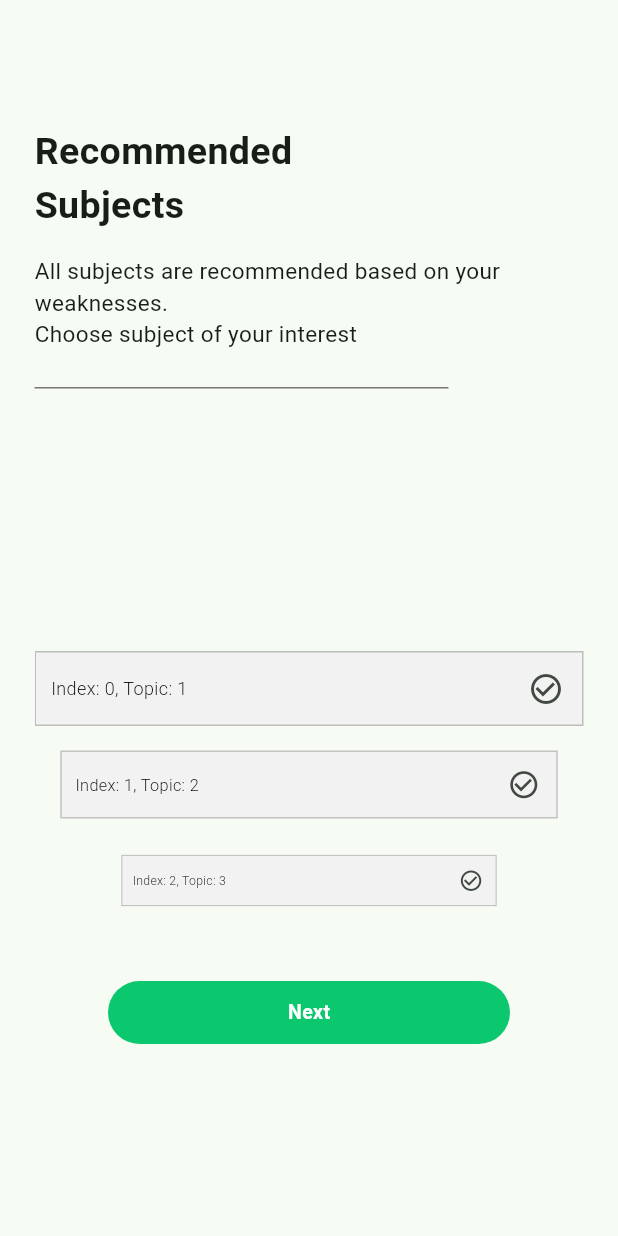
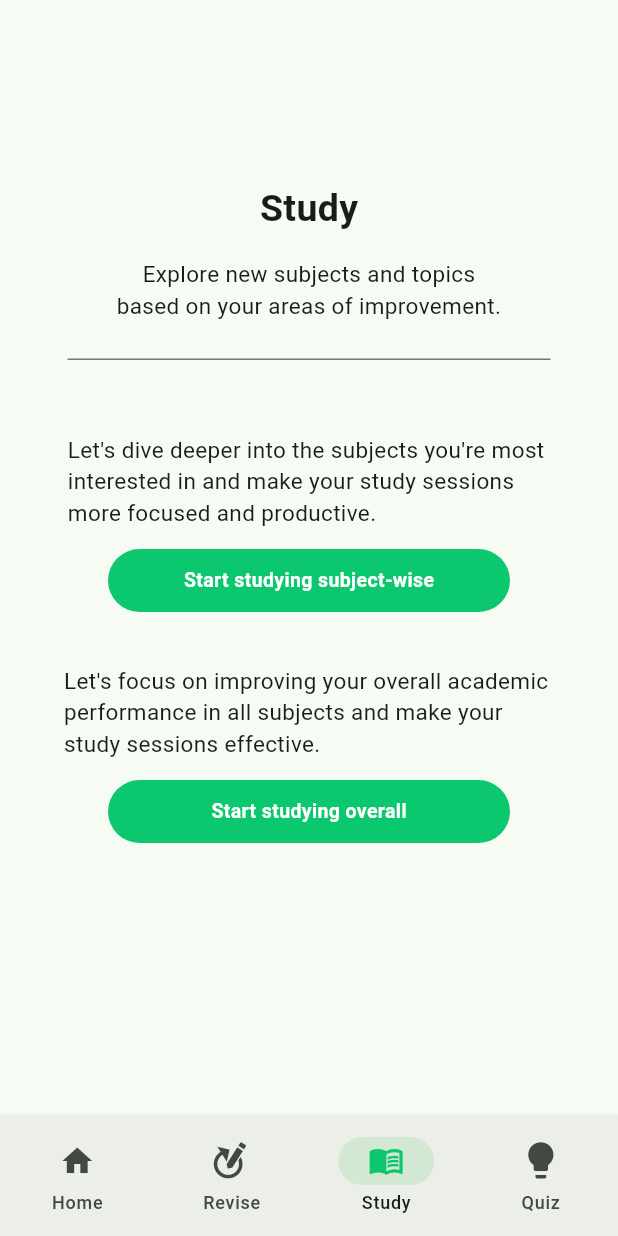
Before and after one commit to imranahmad2k1/spa-app, a Flutter app: the screen it shows after launch, on a phone screen of 412 x 824 dp. Run offline on Flutter 3.47's test engine with Material 2 defaults, Android fonts, the phone set to English and light mode, and no system bars; drawn by our look-alikes of carousel_slider.

Commit message:
study view completed

```diff
--- a/lib/main.dart
+++ b/lib/main.dart
@@ -11,6 +11,7 @@ import 'package:student_personal_assistant/views/register/verify_email_view.dart
 import 'package:student_personal_assistant/views/setup/set_weekly_timetable_view.dart';
 import 'package:student_personal_assistant/views/setup/upload_course_outlines_view.dart';
 import 'package:student_personal_assistant/views/study/recommended_subjects_view.dart';
+import 'package:student_personal_assistant/views/study/study_view.dart';
 import 'package:student_personal_assistant/views/welcome_view.dart';
 
 void main() {
@@ -21,6 +22,6 @@ void main() {
       colorScheme: ColorScheme.fromSeed(seedColor: const Color(primaryColor)),
       useMaterial3: true,
     ),
-    home: const RecommendedSubjectsView(),
+    home: const StudyView(),
   ));
 }
--- /dev/null
+++ b/lib/views/study/study_view.dart
@@ -0,0 +1,67 @@
+import 'package:flutter/material.dart';
+import 'package:student_personal_assistant/components/custom_button.dart';
+import 'package:student_personal_assistant/components/custom_divider.dart';
+import 'package:student_personal_assistant/components/custom_heading.dart';
+import 'package:student_personal_assistant/components/custom_navbar.dart';
+import 'package:student_personal_assistant/components/custom_text.dart';
+
+class StudyView extends StatelessWidget {
+  const StudyView({super.key});
+
+  @override
+  Widget build(BuildContext context) {
+    return Scaffold(
+      body: Column(
+        crossAxisAlignment: CrossAxisAlignment.center,
+        children: [
+          const SizedBox(
+            height: 121,
+          ),
+          const CustomHeading(
+            text: 'Study',
+          ),
+          const SizedBox(
+            height: 15,
+          ),
+          const CustomText(
+            text:
+                'Explore new subjects and topics \nbased on your areas of improvement.',
+            alignLeft: false,
+          ),
+          const SizedBox(
+            height: 20,
+          ),
+          const CustomDivider(
+            alignLeft: false,
+          ),
+          const SizedBox(
+            height: 44,
+          ),
+          const CustomText(
+            text:
+                'Let\'s dive deeper into the subjects you\'re most \ninterested in and make your study sessions \nmore focused and productive.',
+            alignLeft: true,
+          ),
+          const SizedBox(
+            height: 14,
+          ),
+          CustomButton(
+              buttonText: "Start studying subject-wise", onPressed: () {}),
+          const SizedBox(
+            height: 35,
+          ),
+          const CustomText(
+            text:
+                'Let\'s focus on improving your overall academic \nperformance in all subjects and make your \nstudy sessions effective.',
+            alignLeft: true,
+          ),
+          const SizedBox(
+            height: 14,
+          ),
+          CustomButton(buttonText: "Start studying overall", onPressed: () {}),
+        ],
+      ),
+      bottomNavigationBar: const CustomNavBar(selectedMenu: 2),
+    );
+  }
+}
```
